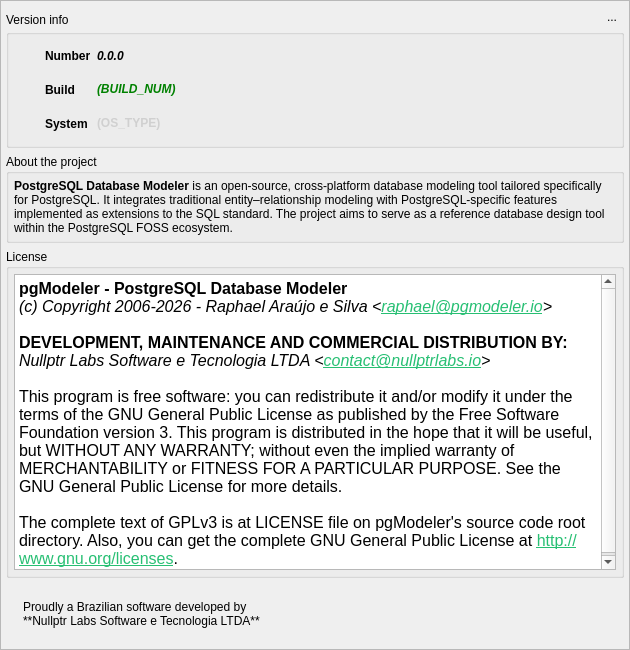
Before: the Qt Designer form libs/libgui/ui/widgets/aboutwidget.ui in maniac787/pgmodeler, drawn with Qt 5.
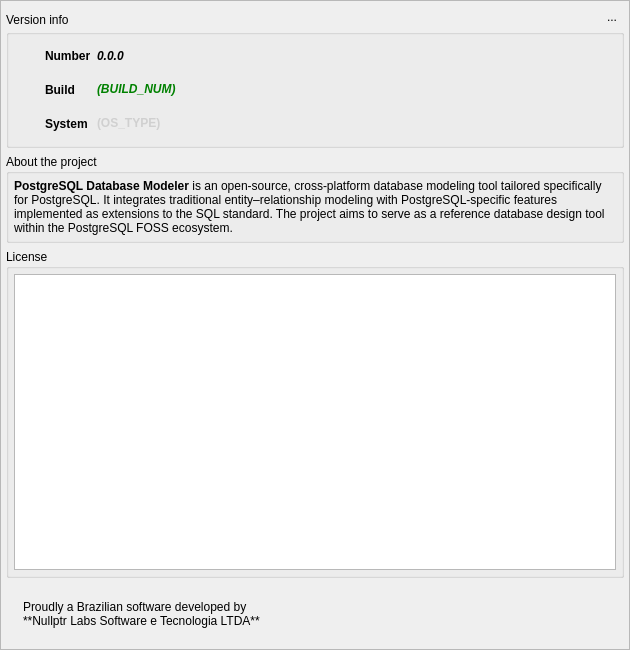
After: the same form once the commit is applied. Icons and pictures are not drawn.

Commit message: Moved the about text configuration to constructor of AboutWidget

```diff
--- a/libs/libgui/ui/widgets/aboutwidget.ui
+++ b/libs/libgui/ui/widgets/aboutwidget.ui
@@ -637,7 +637,7 @@
 li.unchecked::marker { content: &quot;\2610&quot;; }
 li.checked::marker { content: &quot;\2612&quot;; }
 &lt;/style&gt;&lt;/head&gt;&lt;body style=&quot; font-family:'Noto Sans'; font-size:12pt; font-weight:400; font-style:normal;&quot;&gt;
-&lt;p style=&quot; margin-top:12px; margin-bottom:12px; margin-left:0px; margin-right:0px; -qt-block-indent:0; text-indent:0px;&quot;&gt;&lt;span style=&quot; font-weight:700;&quot;&gt;pgModeler - PostgreSQL Database Modeler&lt;/span&gt;&lt;br /&gt;&lt;span style=&quot; font-style:italic;&quot;&gt;(c) Copyright 2006-2026 - Raphael Araújo e Silva &amp;lt;&lt;/span&gt;&lt;a href=&quot;mailto:raphael@nullptrlabs.io&quot;&gt;&lt;span style=&quot; font-style:italic; text-decoration: underline; color:#27bf73;&quot;&gt;raphael@pgmodeler.io&lt;/span&gt;&lt;/a&gt;&lt;span style=&quot; font-style:italic;&quot;&gt;&amp;gt;&lt;/span&gt;&lt;br /&gt;&lt;br /&gt;&lt;span style=&quot; font-weight:700;&quot;&gt;DEVELOPMENT, MAINTENANCE AND COMMERCIAL DISTRIBUTION BY:&lt;/span&gt;&lt;br /&gt;&lt;span style=&quot; font-style:italic;&quot;&gt;Nullptr Labs Software e Tecnologia LTDA &amp;lt;&lt;/span&gt;&lt;a href=&quot;mailto:raphael@nullptrlabs.io&quot;&gt;&lt;span style=&quot; font-style:italic; text-decoration: underline; color:#27bf73;&quot;&gt;contact@nullptrlabs.io&lt;/span&gt;&lt;/a&gt;&lt;span style=&quot; font-style:italic;&quot;&gt;&amp;gt;&lt;/span&gt;&lt;br /&gt;&lt;br /&gt;This program is free software: you can redistribute it and/or modify it under the terms of the GNU General Public License as published by the Free Software Foundation version 3. This program is distributed in the hope that it will be useful, but WITHOUT ANY WARRANTY; without even the implied warranty of MERCHANTABILITY or FITNESS FOR A PARTICULAR PURPOSE. See the GNU General Public License for more details. &lt;br /&gt;&lt;br /&gt;The complete text of GPLv3 is at LICENSE file on pgModeler's source code root directory. Also, you can get the complete GNU General Public License at &lt;a href=&quot;http://www.gnu.org/licenses&quot;&gt;&lt;span style=&quot; text-decoration: underline; color:#27bf73;&quot;&gt;http://www.gnu.org/licenses&lt;/span&gt;&lt;/a&gt;.&lt;/p&gt;&lt;/body&gt;&lt;/html&gt;</string>
+&lt;p style=&quot;-qt-paragraph-type:empty; margin-top:12px; margin-bottom:12px; margin-left:0px; margin-right:0px; -qt-block-indent:0; text-indent:0px;&quot;&gt;&lt;br /&gt;&lt;/p&gt;&lt;/body&gt;&lt;/html&gt;</string>
            </property>
            <property name="acceptRichText">
             <bool>true</bool>
```
Left out of the diff: 31 changed lines with no effect on the pictures. The commit also changes 1 other file.
